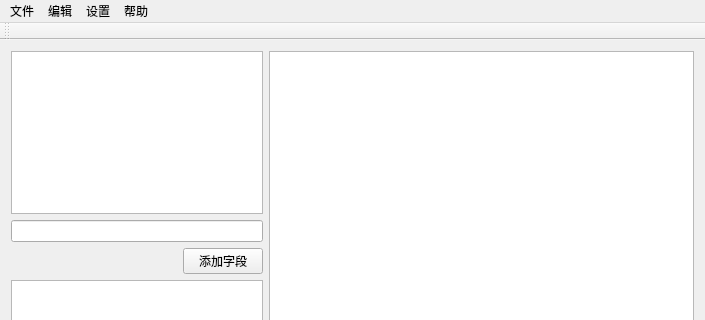
The window that ListAutoSort/ListAutoSort.ui (iwxyi/ListAutoSort) describes before a commit, drawn with Qt 5; both pictures show x 0 to 705 and y 0 to 320 of the 705 by 509 pixel window.
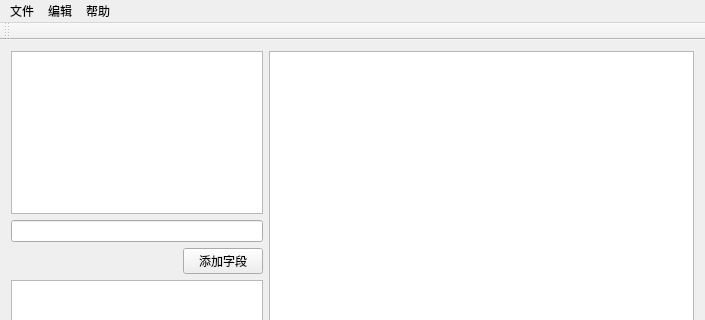
The same window after the commit.

```diff
--- a/ListAutoSort/ListAutoSort.ui
+++ b/ListAutoSort/ListAutoSort.ui
@@ -206,18 +206,12 @@
    </widget>
    <widget class="QMenu" name="menu_3">
     <property name="title">
-     <string>设置</string>
-    </property>
-   </widget>
-   <widget class="QMenu" name="menu_4">
-    <property name="title">
      <string>帮助</string>
     </property>
    </widget>
    <addaction name="menu"/>
    <addaction name="menu_2"/>
    <addaction name="menu_3"/>
-   <addaction name="menu_4"/>
   </widget>
   <widget class="QToolBar" name="mainToolBar">
    <attribute name="toolBarArea">
```
Left out of the diff: 18 changed lines with no effect on the pictures.
